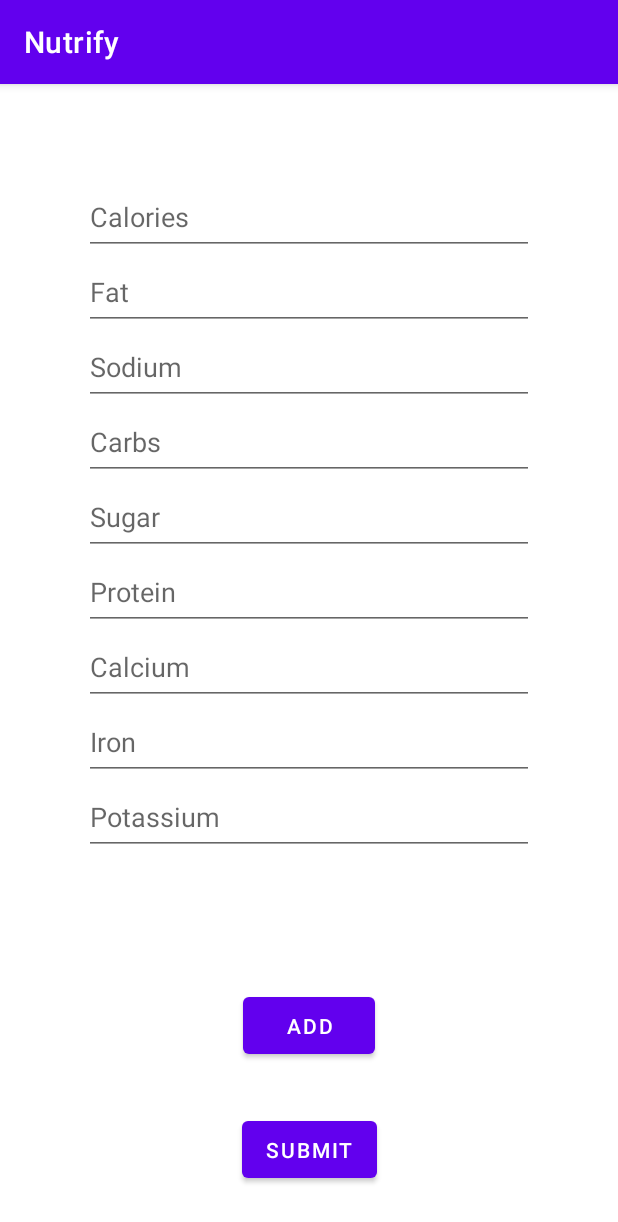
After one commit to CS222-UIUC/course-project-group-94, an Android app: the NutritionInputFragment screen opened through its navigation route, on a phone screen of 412 x 824 dp. The commit adds this screen. Shown: the top 1222 px of the screen. Run offline under Robolectric (Android 15) with nearby library versions, the phone set to English and light mode, and no system bars.

Commit message:
Add basic UI with textboxes and button (#6)
* Add basic UI with textboxes and button

* Separate into fragments

```diff
--- a/frontend/app/build.gradle
+++ b/frontend/app/build.gradle
@@ -46,7 +46,10 @@ dependencies {
     implementation 'androidx.constraintlayout:constraintlayout:2.1.3'
     implementation 'androidx.lifecycle:lifecycle-livedata-ktx:2.4.1'
     implementation 'androidx.lifecycle:lifecycle-viewmodel-ktx:2.4.1'
+    implementation 'androidx.navigation:navigation-fragment-ktx:2.5.2'
+    implementation 'androidx.navigation:navigation-ui-ktx:2.5.2'
     testImplementation 'junit:junit:4.13.2'
     androidTestImplementation 'androidx.test.ext:junit:1.1.3'
     androidTestImplementation 'androidx.test.espresso:espresso-core:3.4.0'
+    androidTestImplementation 'androidx.test:core-ktx:1.4.0'
 }
--- a/frontend/app/src/main/AndroidManifest.xml
+++ b/frontend/app/src/main/AndroidManifest.xml
@@ -13,7 +13,7 @@
         android:theme="@style/Theme.Nutrify"
         tools:targetApi="31">
         <activity
-            android:name=".ui.login.LoginActivity"
+            android:name=".ui.MainActivity"
             android:exported="true"
             android:label="@string/app_name">
             <intent-filter>
--- /dev/null
+++ b/frontend/app/src/main/java/com/cs222/nutrify/ui/LoginFragment.kt
@@ -0,0 +1,20 @@
+package com.cs222.nutrify.ui
+
+import android.os.Bundle
+import android.view.LayoutInflater
+import android.view.View
+import android.view.ViewGroup
+import androidx.fragment.app.Fragment
+import com.cs222.nutrify.databinding.FragmentLoginBinding
+
+class LoginFragment : Fragment() {
+    private lateinit var binding: FragmentLoginBinding
+    override fun onCreateView(
+        inflater: LayoutInflater,
+        container: ViewGroup?,
+        savedInstanceState: Bundle?
+    ): View? {
+        binding = FragmentLoginBinding.inflate(inflater, container, false)
+        return binding.root
+    }
+}
--- /dev/null
+++ b/frontend/app/src/main/java/com/cs222/nutrify/ui/MainActivity.kt
@@ -0,0 +1,13 @@
+package com.cs222.nutrify.ui
+
+import android.os.Bundle
+import androidx.appcompat.app.AppCompatActivity
+import com.cs222.nutrify.R
+
+class MainActivity : AppCompatActivity() {
+
+    override fun onCreate(savedInstanceState: Bundle?) {
+        super.onCreate(savedInstanceState)
+        setContentView(R.layout.activity_main)
+    }
+}
--- /dev/null
+++ b/frontend/app/src/main/java/com/cs222/nutrify/ui/NutritionInputFragment.kt
@@ -0,0 +1,21 @@
+package com.cs222.nutrify.ui
+
+import android.os.Bundle
+import android.view.LayoutInflater
+import android.view.View
+import android.view.ViewGroup
+import androidx.fragment.app.Fragment
+import com.cs222.nutrify.databinding.FragmentNutritioninputBinding
+
+class NutritionInputFragment : Fragment() {
+    private lateinit var binding: FragmentNutritioninputBinding
+
+    override fun onCreateView(
+        inflater: LayoutInflater,
+        container: ViewGroup?,
+        savedInstanceState: Bundle?
+    ): View? {
+        binding = FragmentNutritioninputBinding.inflate(inflater, container, false)
+        return binding.root
+    }
+}
--- a/frontend/app/src/main/res/layout-w1240dp/activity_login.xml
+++ b/frontend/app/src/main/res/layout-w1240dp/fragment_login.xml
@@ -2,14 +2,14 @@
 <androidx.constraintlayout.widget.ConstraintLayout xmlns:android="http://schemas.android.com/apk/res/android"
     xmlns:app="http://schemas.android.com/apk/res-auto"
     xmlns:tools="http://schemas.android.com/tools"
-    android:id="@+id/container"
+    android:id="@+id/loginFragmentContainer"
     android:layout_width="match_parent"
     android:layout_height="match_parent"
     android:paddingLeft="@dimen/activity_horizontal_margin"
     android:paddingTop="@dimen/activity_vertical_margin"
     android:paddingRight="@dimen/activity_horizontal_margin"
     android:paddingBottom="@dimen/activity_vertical_margin"
-    tools:context=".ui.login.LoginActivity">
+    tools:context=".ui.LoginFragment">
 
     <EditText
         android:id="@+id/username"
--- a/frontend/app/src/main/res/layout-w936dp/activity_login.xml
+++ b/frontend/app/src/main/res/layout-w936dp/fragment_login.xml
@@ -2,14 +2,14 @@
 <androidx.constraintlayout.widget.ConstraintLayout xmlns:android="http://schemas.android.com/apk/res/android"
     xmlns:app="http://schemas.android.com/apk/res-auto"
     xmlns:tools="http://schemas.android.com/tools"
-    android:id="@+id/container"
+    android:id="@+id/loginFragmentContainer"
     android:layout_width="match_parent"
     android:layout_height="match_parent"
     android:paddingLeft="@dimen/activity_horizontal_margin"
     android:paddingTop="@dimen/activity_vertical_margin"
     android:paddingRight="@dimen/activity_horizontal_margin"
     android:paddingBottom="@dimen/activity_vertical_margin"
-    tools:context=".ui.login.LoginActivity">
+    tools:context=".ui.LoginFragment">
 
     <androidx.constraintlayout.widget.ConstraintLayout
         android:layout_width="840dp"
--- /dev/null
+++ b/frontend/app/src/main/res/layout/activity_main.xml
@@ -0,0 +1,17 @@
+<?xml version="1.0" encoding="utf-8"?>
+<androidx.constraintlayout.widget.ConstraintLayout xmlns:android="http://schemas.android.com/apk/res/android"
+    xmlns:app="http://schemas.android.com/apk/res-auto"
+    xmlns:tools="http://schemas.android.com/tools"
+    android:layout_width="match_parent"
+    android:layout_height="match_parent"
+    tools:context=".ui.MainActivity">
+
+    <androidx.fragment.app.FragmentContainerView
+        android:id="@+id/nav_host_fragment_container"
+        android:layout_width="match_parent"
+        android:layout_height="match_parent"
+        android:name="androidx.navigation.fragment.NavHostFragment"
+        app:defaultNavHost="true"
+        app:navGraph="@navigation/nav_graph"/>
+
+</androidx.constraintlayout.widget.ConstraintLayout>
--- a/frontend/app/src/main/res/layout/activity_login.xml
+++ b/frontend/app/src/main/res/layout/fragment_login.xml
@@ -1,15 +1,13 @@
 <?xml version="1.0" encoding="utf-8"?>
 <androidx.constraintlayout.widget.ConstraintLayout xmlns:android="http://schemas.android.com/apk/res/android"
     xmlns:app="http://schemas.android.com/apk/res-auto"
-    xmlns:tools="http://schemas.android.com/tools"
-    android:id="@+id/container"
+    android:id="@+id/loginFragmentContainer"
     android:layout_width="match_parent"
     android:layout_height="match_parent"
     android:paddingLeft="@dimen/activity_horizontal_margin"
     android:paddingTop="@dimen/activity_vertical_margin"
     android:paddingRight="@dimen/activity_horizontal_margin"
-    android:paddingBottom="@dimen/activity_vertical_margin"
-    tools:context=".ui.login.LoginActivity">
+    android:paddingBottom="@dimen/activity_vertical_margin">
 
     <EditText
         android:id="@+id/username"
--- /dev/null
+++ b/frontend/app/src/main/res/layout/fragment_nutritioninput.xml
@@ -0,0 +1,128 @@
+<?xml version="1.0" encoding="utf-8"?>
+<androidx.constraintlayout.widget.ConstraintLayout xmlns:android="http://schemas.android.com/apk/res/android"
+    xmlns:app="http://schemas.android.com/apk/res-auto"
+    android:layout_width="match_parent"
+    android:layout_height="match_parent">
+
+    <ScrollView
+        android:id="@+id/scroll"
+        android:layout_width="300dp"
+        android:layout_height="500dp"
+        android:layout_marginStart="27dp"
+        android:layout_marginTop="7dp"
+        android:layout_marginEnd="27dp"
+        android:layout_marginBottom="148dp"
+        app:layout_constraintBottom_toBottomOf="parent"
+        app:layout_constraintEnd_toEndOf="parent"
+        app:layout_constraintStart_toStartOf="parent"
+        app:layout_constraintTop_toTopOf="parent">
+
+        <LinearLayout
+            android:id="@+id/inputs"
+            android:layout_width="match_parent"
+            android:layout_height="wrap_content"
+            android:orientation="vertical">
+
+            <EditText
+                android:id="@+id/calories"
+                android:layout_width="match_parent"
+                android:layout_height="50dp"
+                android:inputType="number"
+                android:hint="@string/prompt_calories"
+                android:autofillHints="@string/prompt_calories"/>
+
+            <EditText
+                android:id="@+id/fat"
+                android:layout_width="match_parent"
+                android:layout_height="50dp"
+                android:inputType="number"
+                android:hint="@string/prompt_fat"
+                android:autofillHints="@string/prompt_fat"/>
+
+            <EditText
+                android:id="@+id/sodium"
+                android:layout_width="match_parent"
+                android:layout_height="50dp"
+                android:inputType="number"
+                android:hint="@string/prompt_sodium"
+                android:autofillHints="@string/prompt_sodium"/>
+
+            <EditText
+                android:id="@+id/carbs"
+                android:layout_width="match_parent"
+                android:layout_height="50dp"
+                android:inputType="number"
+                android:hint="@string/prompt_carbs"
+                android:autofillHints="@string/prompt_carbs"/>
+
+            <EditText
+                android:id="@+id/sugar"
+                android:layout_width="match_parent"
+                android:layout_height="50dp"
+                android:autofillHints="@string/prompt_sugar"
+                android:hint="@string/prompt_sugar"
+                android:inputType="number" />
+
+            <EditText
+                android:id="@+id/protein"
+                android:layout_width="match_parent"
+                android:layout_height="50dp"
+                android:inputType="number"
+                android:hint="@string/prompt_protein"
+                android:autofillHints="@string/prompt_protein"/>
+
+            <EditText
+                android:id="@+id/calcium"
+                android:layout_width="match_parent"
+                android:layout_height="50dp"
+                android:inputType="number"
+                android:hint="@string/prompt_calcium"
+                android:autofillHints="@string/prompt_calcium"/>
+
+            <EditText
+                android:id="@+id/iron"
+                android:layout_width="match_parent"
+                android:layout_height="50dp"
+                android:inputType="number"
+                android:hint="@string/prompt_iron"
+                android:autofillHints="@string/prompt_iron"/>
+
+            <EditText
+                android:id="@+id/potassium"
+                android:layout_width="match_parent"
+                android:layout_height="50dp"
+                android:inputType="number"
+                android:hint="@string/prompt_potassium"
+                android:autofillHints="@string/prompt_potassium"/>
+
+        </LinearLayout>
+
+    </ScrollView>
+
+    <Button
+        android:id="@+id/addNutritionInfo"
+        android:layout_width="wrap_content"
+        android:layout_height="50dp"
+        android:text="Add"
+        app:layout_constraintBottom_toBottomOf="parent"
+        app:layout_constraintHeight_percent=".5"
+        app:layout_constraintHorizontal_bias="0.5"
+        app:layout_constraintLeft_toLeftOf="parent"
+        app:layout_constraintRight_toRightOf="parent"
+        app:layout_constraintTop_toBottomOf="@+id/scroll"
+        app:layout_constraintVertical_bias="0.25"
+        app:layout_constraintWidth_percent=".5" />
+
+    <Button
+        android:id="@+id/submit"
+        android:layout_width="wrap_content"
+        android:layout_height="50dp"
+        android:text="@string/submit_nutrition_info"
+        app:layout_constraintBottom_toBottomOf="parent"
+        app:layout_constraintHeight_percent=".5"
+        app:layout_constraintLeft_toLeftOf="parent"
+        app:layout_constraintRight_toRightOf="parent"
+        app:layout_constraintTop_toBottomOf="@+id/addNutritionInfo"
+        app:layout_constraintWidth_percent=".5"/>
+
+</androidx.constraintlayout.widget.ConstraintLayout>
--- /dev/null
+++ b/frontend/app/src/main/res/navigation/nav_graph.xml
@@ -0,0 +1,17 @@
+<?xml version="1.0" encoding="utf-8"?>
+<navigation xmlns:android="http://schemas.android.com/apk/res/android"
+    xmlns:app="http://schemas.android.com/apk/res-auto"
+    xmlns:tools="http://schemas.android.com/tools"
+    android:id="@+id/nav_graph"
+    app:startDestination="@id/loginFragment">
+
+    <fragment
+        android:id="@+id/loginFragment"
+        android:name="com.cs222.nutrify.ui.LoginFragment"
+        android:label="fragment_login"
+        tools:layout="@layout/fragment_login" />
+    <fragment
+        android:id="@+id/nutritionInputFragment"
+        android:name="com.cs222.nutrify.ui.NutritionInputFragment"
+        android:label="NutritionInputFragment"/>
+</navigation>
--- a/frontend/app/src/main/res/values/strings.xml
+++ b/frontend/app/src/main/res/values/strings.xml
@@ -9,4 +9,14 @@
     <string name="invalid_username">Not a valid username</string>
     <string name="invalid_password">Password must be >5 characters</string>
     <string name="login_failed">"Login failed"</string>
+    <string name="prompt_calories">Calories</string>
+    <string name="prompt_fat">Fat</string>
+    <string name="prompt_sodium">Sodium</string>
+    <string name="prompt_carbs">Carbs</string>
+    <string name="prompt_sugar">Sugar</string>
+    <string name="prompt_protein">Protein</string>
+    <string name="prompt_calcium">Calcium</string>
+    <string name="prompt_iron">Iron</string>
+    <string name="prompt_potassium">Potassium</string>
+    <string name="submit_nutrition_info">Submit</string>
 </resources>
```
Also changed, not shown: frontend/app/src/main/java/com/cs222/nutrify/ui/login/LoggedInUserView.kt (deleted, +0 -9 lines), frontend/app/src/main/java/com/cs222/nutrify/ui/login/LoginActivity.kt (deleted, +0 -135 lines), frontend/app/src/main/java/com/cs222/nutrify/ui/login/LoginFormState.kt (deleted, +0 -10 lines), frontend/app/src/main/java/com/cs222/nutrify/ui/login/LoginResult.kt (deleted, +0 -9 lines), frontend/app/src/main/java/com/cs222/nutrify/ui/login/LoginViewModel.kt (deleted, +0 -53 lines), frontend/app/src/main/java/com/cs222/nutrify/ui/login/LoginViewModelFactory.kt (deleted, +0 -25 lines).
